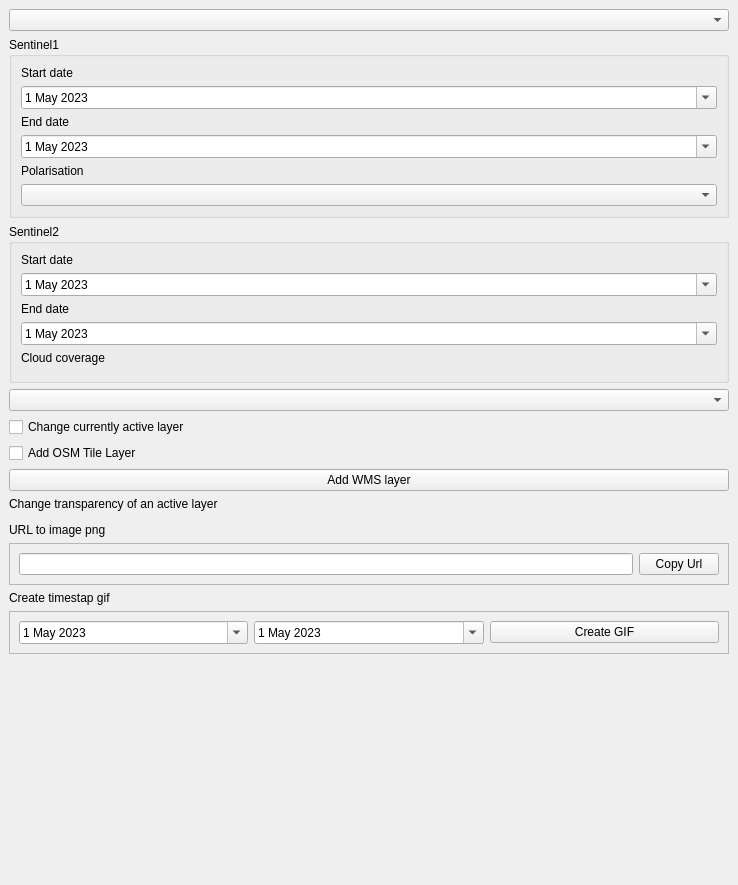
bojas144/sentinel_wms, file sentinel_wms_dockwidget_base.ui: the form before one commit.
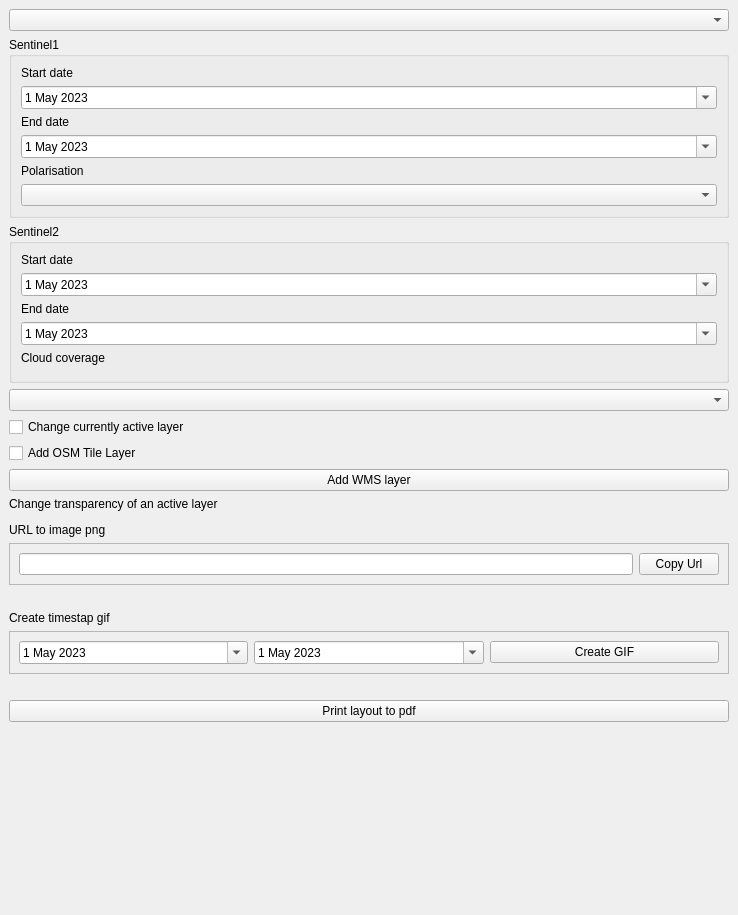
The form after the commit. Icons and pictures are not drawn. Custom widgets are drawn as their Qt base class.

Commit message: handeld bug w warning label and added infoPopUp

The edit to the form file:
```diff
--- a/sentinel_wms_dockwidget_base.ui
+++ b/sentinel_wms_dockwidget_base.ui
@@ -7,7 +7,7 @@
     <x>0</x>
     <y>0</y>
     <width>738</width>
-    <height>885</height>
+    <height>915</height>
    </rect>
   </property>
   <property name="windowIcon">
@@ -292,6 +292,16 @@
       </layout>
      </widget>
     </item>
+    <item>
+     <widget class="QLabel" name="lbCopyUrl">
+      <property name="text">
+       <string/>
+      </property>
+      <property name="alignment">
+       <set>Qt::AlignCenter</set>
+      </property>
+     </widget>
+    </item>
     <item>
      <widget class="QLabel" name="label_8">
       <property name="text">
@@ -360,6 +370,23 @@
       </layout>
      </widget>
     </item>
+    <item>
+     <widget class="QLabel" name="lbCreateGif">
+      <property name="text">
+       <string/>
+      </property>
+      <property name="alignment">
+       <set>Qt::AlignCenter</set>
+      </property>
+     </widget>
+    </item>
+    <item>
+     <widget class="QPushButton" name="pbLayout">
+      <property name="text">
+       <string>Print layout to pdf</string>
+      </property>
+     </widget>
+    </item>
     <item>
      <widget class="QLabel" name="warning">
       <property name="font">
```
The commit also changes 3 other files.
